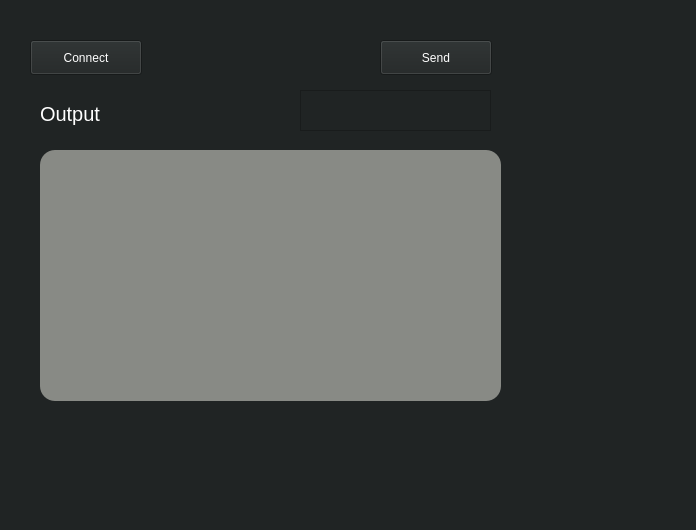
WizziBot/FTP-Client, file Qt-GUI/mainwindow.ui: the form before one commit.
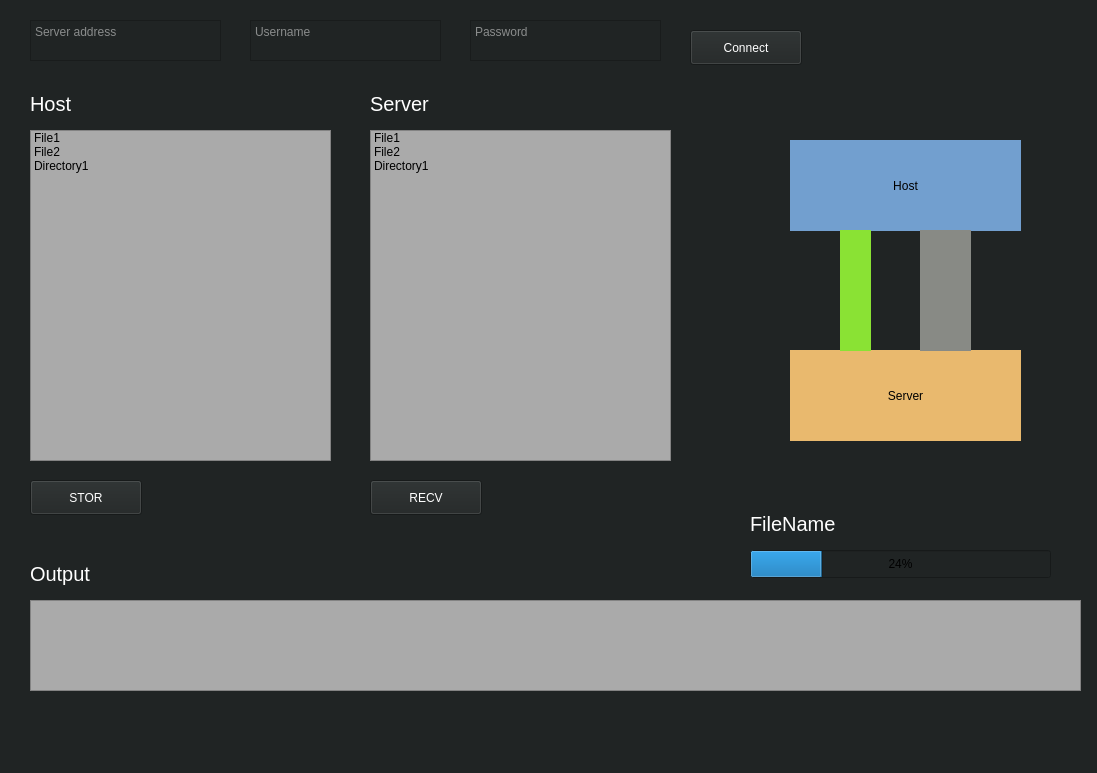
The form after the commit. Custom widgets are drawn as their Qt base class.

Commit message: Qt GUI can connect and logger is functional

The edit to the form file:
```diff
--- a/Qt-GUI/mainwindow.ui
+++ b/Qt-GUI/mainwindow.ui
@@ -6,8 +6,8 @@
    <rect>
     <x>0</x>
     <y>0</y>
-    <width>696</width>
-    <height>530</height>
+    <width>1097</width>
+    <height>773</height>
    </rect>
   </property>
   <property name="windowTitle">
@@ -20,8 +20,8 @@
    <widget class="QPushButton" name="pushButton">
     <property name="geometry">
      <rect>
-      <x>30</x>
-      <y>40</y>
+      <x>690</x>
+      <y>30</y>
       <width>112</width>
       <height>35</height>
      </rect>
@@ -41,8 +41,8 @@
    <widget class="QLabel" name="label">
     <property name="geometry">
      <rect>
-      <x>40</x>
-      <y>100</y>
+      <x>30</x>
+      <y>560</y>
       <width>87</width>
       <height>27</height>
      </rect>
@@ -60,34 +60,46 @@
      <string>Output</string>
     </property>
    </widget>
-   <widget class="QLabel" name="outputText">
+   <widget class="QProgressBar" name="p_file_status">
     <property name="geometry">
      <rect>
-      <x>40</x>
-      <y>150</y>
-      <width>461</width>
-      <height>251</height>
+      <x>750</x>
+      <y>550</y>
+      <width>301</width>
+      <height>28</height>
      </rect>
     </property>
+    <property name="value">
+     <number>24</number>
+    </property>
+   </widget>
+   <widget class="QLabel" name="l_file_name">
+    <property name="geometry">
+     <rect>
+      <x>750</x>
+      <y>510</y>
+      <width>111</width>
+      <height>27</height>
+     </rect>
+    </property>
     <property name="font">
      <font>
+      <pointsize>15</pointsize>
       <bold>false</bold>
      </font>
     </property>
     <property name="styleSheet">
-     <string notr="true">background-color: rgb(136, 138, 133);
-color: rgb(243, 243, 243);
-border-radius:15px;</string>
+     <string notr="true">color: rgb(255, 255, 255);</string>
     </property>
     <property name="text">
-     <string/>
+     <string>FileName</string>
     </property>
    </widget>
    <widget class="QTextEdit" name="commandInput">
     <property name="geometry">
      <rect>
-      <x>300</x>
-      <y>90</y>
+      <x>30</x>
+      <y>20</y>
       <width>191</width>
       <height>41</height>
      </rect>
@@ -100,12 +112,57 @@
     <property name="styleSheet">
      <string notr="true">color: rgb(243, 243, 243);</string>
     </property>
+    <property name="placeholderText">
+     <string>Server address</string>
+    </property>
    </widget>
-   <widget class="QPushButton" name="sendCommandBtn">
+   <widget class="QTextEdit" name="i_username">
     <property name="geometry">
      <rect>
-      <x>380</x>
-      <y>40</y>
+      <x>250</x>
+      <y>20</y>
+      <width>191</width>
+      <height>41</height>
+     </rect>
+    </property>
+    <property name="font">
+     <font>
+      <bold>false</bold>
+     </font>
+    </property>
+    <property name="styleSheet">
+     <string notr="true">color: rgb(243, 243, 243);</string>
+    </property>
+    <property name="placeholderText">
+     <string>Username</string>
+    </property>
+   </widget>
+   <widget class="QTextEdit" name="i_password">
+    <property name="geometry">
+     <rect>
+      <x>470</x>
+      <y>20</y>
+      <width>191</width>
+      <height>41</height>
+     </rect>
+    </property>
+    <property name="font">
+     <font>
+      <bold>false</bold>
+     </font>
+    </property>
+    <property name="styleSheet">
+     <string notr="true">color: rgb(243, 243, 243);</string>
+    </property>
+    <property name="placeholderText">
+     <string>Password</string>
+    </property>
+   </widget>
+   <widget class="QPushButton" name="stor_btn">
+    <property name="geometry">
+     <rect>
+      <x>30</x>
+      <y>480</y>
       <width>112</width>
       <height>35</height>
      </rect>
@@ -119,7 +176,211 @@
      <string notr="true">color: rgb(255, 255, 255);</string>
     </property>
     <property name="text">
-     <string>Send</string>
+     <string>STOR</string>
+    </property>
+   </widget>
+   <widget class="QListWidget" name="f_host">
+    <property name="geometry">
+     <rect>
+      <x>30</x>
+      <y>130</y>
+      <width>301</width>
+      <height>331</height>
+     </rect>
+    </property>
+    <property name="styleSheet">
+     <string notr="true">background-color: rgb(170, 170, 170);</string>
+    </property>
+    <item>
+     <property name="text">
+      <string>File1</string>
+     </property>
+    </item>
+    <item>
+     <property name="text">
+      <string>File2</string>
+     </property>
+    </item>
+    <item>
+     <property name="text">
+      <string>Directory1</string>
+     </property>
+    </item>
+   </widget>
+   <widget class="QListWidget" name="f_server">
+    <property name="geometry">
+     <rect>
+      <x>370</x>
+      <y>130</y>
+      <width>301</width>
+      <height>331</height>
+     </rect>
+    </property>
+    <property name="styleSheet">
+     <string notr="true">background-color: rgb(170, 170, 170);</string>
+    </property>
+    <item>
+     <property name="text">
+      <string>File1</string>
+     </property>
+    </item>
+    <item>
+     <property name="text">
+      <string>File2</string>
+     </property>
+    </item>
+    <item>
+     <property name="text">
+      <string>Directory1</string>
+     </property>
+    </item>
+   </widget>
+   <widget class="QLabel" name="g_host">
+    <property name="geometry">
+     <rect>
+      <x>790</x>
+      <y>140</y>
+      <width>231</width>
+      <height>91</height>
+     </rect>
+    </property>
+    <property name="styleSheet">
+     <string notr="true">background-color: rgb(114, 159, 207);</string>
+    </property>
+    <property name="text">
+     <string>Host</string>
+    </property>
+    <property name="alignment">
+     <set>Qt::AlignCenter</set>
+    </property>
+   </widget>
+   <widget class="QLabel" name="g_server">
+    <property name="geometry">
+     <rect>
+      <x>790</x>
+      <y>350</y>
+      <width>231</width>
+      <height>91</height>
+     </rect>
+    </property>
+    <property name="styleSheet">
+     <string notr="true">background-color: rgb(233, 185, 110);</string>
+    </property>
+    <property name="text">
+     <string>Server</string>
+    </property>
+    <property name="alignment">
+     <set>Qt::AlignCenter</set>
+    </property>
+   </widget>
+   <widget class="QLabel" name="g_control_pipe">
+    <property name="geometry">
+     <rect>
+      <x>840</x>
+      <y>230</y>
+      <width>31</width>
+      <height>121</height>
+     </rect>
+    </property>
+    <property name="styleSheet">
+     <string notr="true">background-color: rgb(138, 226, 52);</string>
+    </property>
+    <property name="text">
+     <string/>
+    </property>
+   </widget>
+   <widget class="QLabel" name="g_data_pipe">
+    <property name="geometry">
+     <rect>
+      <x>920</x>
+      <y>230</y>
+      <width>51</width>
+      <height>121</height>
+     </rect>
+    </property>
+    <property name="styleSheet">
+     <string notr="true">background-color: rgb(136, 138, 133);</string>
+    </property>
+    <property name="text">
+     <string/>
+    </property>
+   </widget>
+   <widget class="QPushButton" name="recv_btn">
+    <property name="geometry">
+     <rect>
+      <x>370</x>
+      <y>480</y>
+      <width>112</width>
+      <height>35</height>
+     </rect>
+    </property>
+    <property name="font">
+     <font>
+      <bold>false</bold>
+     </font>
+    </property>
+    <property name="styleSheet">
+     <string notr="true">color: rgb(255, 255, 255);</string>
+    </property>
+    <property name="text">
+     <string>RECV</string>
+    </property>
+   </widget>
+   <widget class="QLabel" name="l_host_fs">
+    <property name="geometry">
+     <rect>
+      <x>30</x>
+      <y>90</y>
+      <width>111</width>
+      <height>27</height>
+     </rect>
+    </property>
+    <property name="font">
+     <font>
+      <pointsize>15</pointsize>
+      <bold>false</bold>
+     </font>
+    </property>
+    <property name="styleSheet">
+     <string notr="true">color: rgb(255, 255, 255);</string>
+    </property>
+    <property name="text">
+     <string>Host</string>
+    </property>
+   </widget>
+   <widget class="QLabel" name="l_server_fs">
+    <property name="geometry">
+     <rect>
+      <x>370</x>
+      <y>90</y>
+      <width>111</width>
+      <height>27</height>
+     </rect>
+    </property>
+    <property name="font">
+     <font>
+      <pointsize>15</pointsize>
+      <bold>false</bold>
+     </font>
+    </property>
+    <property name="styleSheet">
+     <string notr="true">color: rgb(255, 255, 255);</string>
+    </property>
+    <property name="text">
+     <string>Server</string>
+    </property>
+   </widget>
+   <widget class="TerminalOutput" name="o_control_text">
+    <property name="geometry">
+     <rect>
+      <x>30</x>
+      <y>600</y>
+      <width>1051</width>
+      <height>91</height>
+     </rect>
+    </property>
+    <property name="styleSheet">
+     <string notr="true">background-color: rgb(170, 170, 170);</string>
     </property>
    </widget>
   </widget>
@@ -135,6 +396,13 @@
   </widget>
   <widget class="QStatusBar" name="statusbar"/>
  </widget>
+ <customwidgets>
+  <customwidget>
+   <class>TerminalOutput</class>
+   <extends>QPlainTextEdit</extends>
+   <header>terminaloutput.h</header>
+  </customwidget>
+ </customwidgets>
  <resources/>
  <connections/>
 </ui>
```
Left out of the diff: 8 changed lines with no effect on the pictures. The commit also changes 4 other files.
